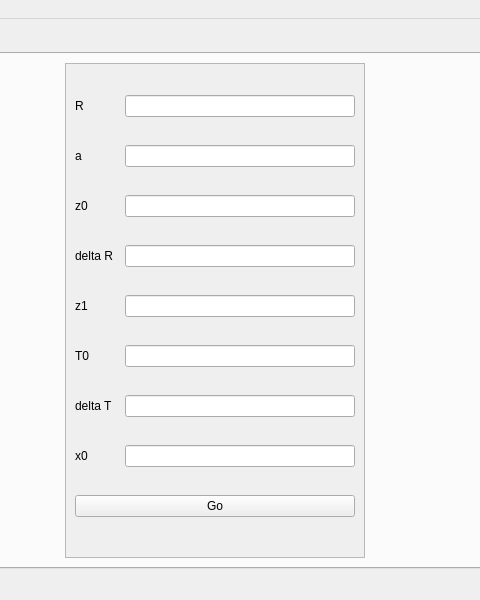
lflorrie/Refractograms, file mainwindow.ui: the form before one commit; both pictures show x 185 to 665 and y 0 to 600 of the 800 by 600 pixel window.
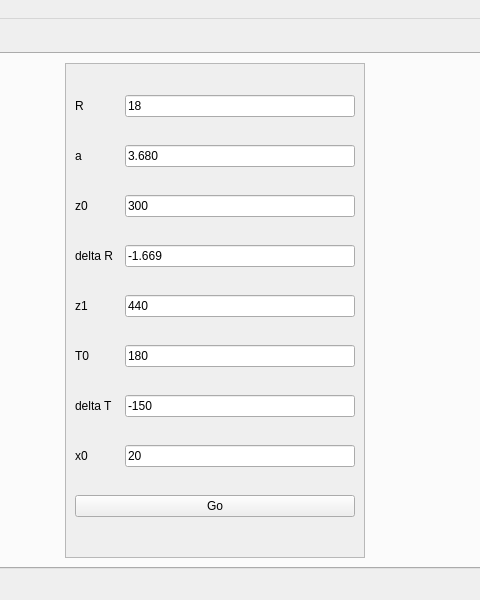
The form after the commit.

Commit message: Input fields in GUI linked with logic data

What changed in the file:
```diff
--- a/mainwindow.ui
+++ b/mainwindow.ui
@@ -42,12 +42,16 @@
              <x>0</x>
              <y>0</y>
              <width>298</width>
-             <height>490</height>
+             <height>487</height>
             </rect>
            </property>
            <layout class="QGridLayout" name="gridLayout_2">
             <item row="0" column="2">
-             <widget class="QLineEdit" name="lineEdit"/>
+             <widget class="QLineEdit" name="lineEdit">
+              <property name="text">
+               <string>18</string>
+              </property>
+             </widget>
             </item>
             <item row="3" column="0">
              <widget class="QLabel" name="label_4">
@@ -57,16 +61,32 @@
              </widget>
             </item>
             <item row="4" column="2">
-             <widget class="QLineEdit" name="lineEdit_5"/>
+             <widget class="QLineEdit" name="lineEdit_5">
+              <property name="text">
+               <string>440</string>
+              </property>
+             </widget>
             </item>
             <item row="1" column="2">
-             <widget class="QLineEdit" name="lineEdit_2"/>
+             <widget class="QLineEdit" name="lineEdit_2">
+              <property name="text">
+               <string>3.680</string>
+              </property>
+             </widget>
             </item>
             <item row="3" column="2">
-             <widget class="QLineEdit" name="lineEdit_4"/>
+             <widget class="QLineEdit" name="lineEdit_4">
+              <property name="text">
+               <string>-1.669</string>
+              </property>
+             </widget>
             </item>
             <item row="2" column="2">
-             <widget class="QLineEdit" name="lineEdit_3"/>
+             <widget class="QLineEdit" name="lineEdit_3">
+              <property name="text">
+               <string>300</string>
+              </property>
+             </widget>
             </item>
             <item row="4" column="0">
              <widget class="QLabel" name="label_5">
@@ -111,13 +131,25 @@
              </widget>
             </item>
             <item row="5" column="2">
-             <widget class="QLineEdit" name="lineEdit_6"/>
+             <widget class="QLineEdit" name="lineEdit_6">
+              <property name="text">
+               <string>180</string>
+              </property>
+             </widget>
             </item>
             <item row="6" column="2">
-             <widget class="QLineEdit" name="lineEdit_7"/>
+             <widget class="QLineEdit" name="lineEdit_7">
+              <property name="text">
+               <string>-150</string>
+              </property>
+             </widget>
             </item>
             <item row="7" column="2">
-             <widget class="QLineEdit" name="lineEdit_8"/>
+             <widget class="QLineEdit" name="lineEdit_8">
+              <property name="text">
+               <string>20</string>
+              </property>
+             </widget>
             </item>
             <item row="7" column="0">
              <widget class="QLabel" name="label_8">
```
Left out of the diff: 15 changed lines with no effect on the pictures. The commit also changes 3 other files.
